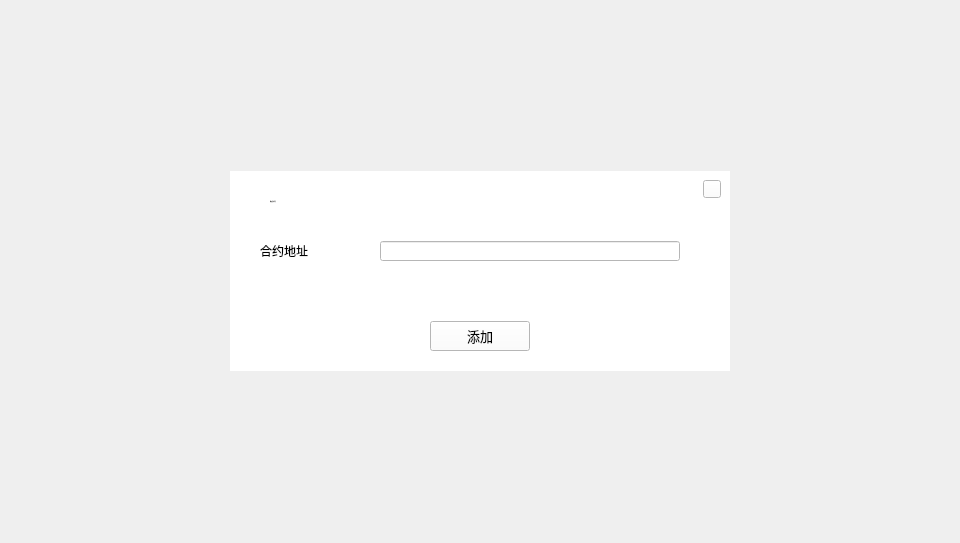
First picture: the form in LNKWallet/dapp/AddTokenDialog.ui, repository HcashOrg/hx-indicator, before the edit.
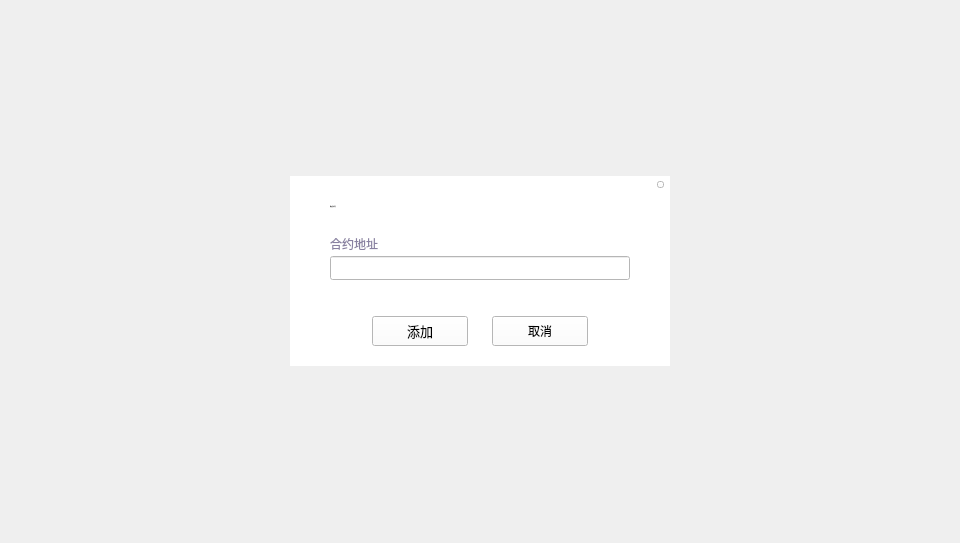
Second picture: the form after the edit.

Commit message: show token transfer history

The edit to the form file:
```diff
--- a/LNKWallet/dapp/AddTokenDialog.ui
+++ b/LNKWallet/dapp/AddTokenDialog.ui
@@ -32,10 +32,10 @@
    <widget class="QWidget" name="containerWidget" native="true">
     <property name="geometry">
      <rect>
-      <x>230</x>
-      <y>171</y>
-      <width>500</width>
-      <height>200</height>
+      <x>290</x>
+      <y>176</y>
+      <width>380</width>
+      <height>190</height>
      </rect>
     </property>
     <property name="font">
@@ -81,10 +81,10 @@
     <widget class="QToolButton" name="closeBtn">
      <property name="geometry">
       <rect>
-       <x>473</x>
-       <y>9</y>
-       <width>18</width>
-       <height>18</height>
+       <x>367</x>
+       <y>5</y>
+       <width>7</width>
+       <height>7</height>
       </rect>
      </property>
      <property name="cursor">
@@ -103,12 +103,16 @@
     <widget class="QLabel" name="label_2">
      <property name="geometry">
       <rect>
-       <x>30</x>
-       <y>70</y>
+       <x>40</x>
+       <y>60</y>
        <width>100</width>
-       <height>20</height>
+       <height>16</height>
       </rect>
      </property>
+     <property name="styleSheet">
+      <string notr="true">QLabel{font: 11px &quot;微软雅黑&quot;;color: rgb(137, 129, 161);}
+</string>
+     </property>
      <property name="text">
       <string>合约地址</string>
      </property>
@@ -116,19 +120,19 @@
     <widget class="QLineEdit" name="contractAddressLineEdit">
      <property name="geometry">
       <rect>
-       <x>150</x>
-       <y>70</y>
+       <x>40</x>
+       <y>80</y>
        <width>300</width>
-       <height>20</height>
+       <height>24</height>
       </rect>
      </property>
     </widget>
     <widget class="QToolButton" name="okBtn">
      <property name="geometry">
       <rect>
-       <x>200</x>
-       <y>150</y>
-       <width>100</width>
+       <x>82</x>
+       <y>140</y>
+       <width>96</width>
        <height>30</height>
       </rect>
      </property>
@@ -154,6 +158,42 @@
       <string>添加</string>
      </property>
     </widget>
+    <widget class="QToolButton" name="cancelBtn">
+     <property name="geometry">
+      <rect>
+       <x>202</x>
+       <y>140</y>
+       <width>96</width>
+       <height>30</height>
+      </rect>
+     </property>
+     <property name="cursor">
+      <cursorShape>PointingHandCursor</cursorShape>
+     </property>
+     <property name="styleSheet">
+      <string notr="true"/>
+     </property>
+     <property name="text">
+      <string>取消</string>
+     </property>
+    </widget>
+    <widget class="QLabel" name="tipLabel">
+     <property name="geometry">
+      <rect>
+       <x>45</x>
+       <y>110</y>
+       <width>261</width>
+       <height>16</height>
+      </rect>
+     </property>
+     <property name="styleSheet">
+      <string notr="true">QLabel{font: 11px &quot;微软雅黑&quot;;color: rgb(255,0,0);}
+</string>
+     </property>
+     <property name="text">
+      <string/>
+     </property>
+    </widget>
    </widget>
   </widget>
  </widget>
```
The commit also changes 23 other files.
